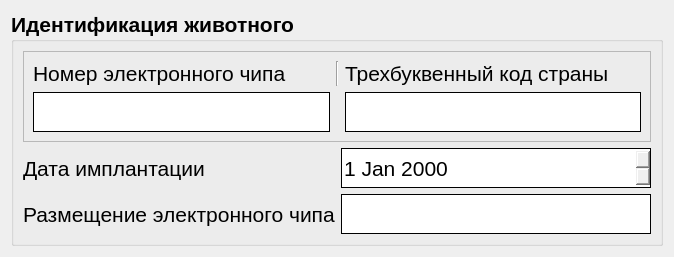
The window that vet/vetclient/src/ui/chip.ui (Painted-Black/BMSTU-DB-CourseWork) describes before a commit, drawn with Qt 5.
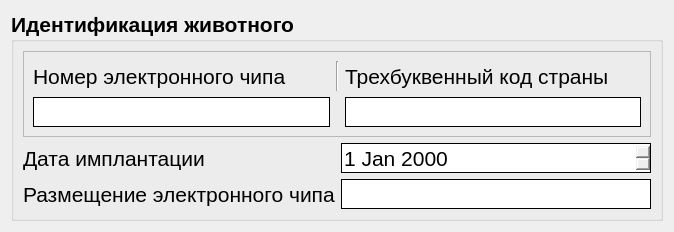
The same window after the commit.

The edit to the form file:
```diff
--- a/vet/vetclient/src/ui/chip.ui
+++ b/vet/vetclient/src/ui/chip.ui
@@ -7,7 +7,7 @@
     <x>0</x>
     <y>0</y>
     <width>674</width>
-    <height>253</height>
+    <height>228</height>
    </rect>
   </property>
   <property name="windowTitle">
@@ -32,7 +32,7 @@
         <property name="minimumSize">
          <size>
           <width>0</width>
-          <height>40</height>
+          <height>30</height>
          </size>
         </property>
         <property name="font">
@@ -58,7 +58,7 @@
         <property name="minimumSize">
          <size>
           <width>0</width>
-          <height>40</height>
+          <height>30</height>
          </size>
         </property>
         <property name="font">
@@ -81,6 +81,12 @@
       </item>
       <item row="2" column="0">
        <widget class="QLabel" name="location_label">
+        <property name="minimumSize">
+         <size>
+          <width>0</width>
+          <height>30</height>
+         </size>
+        </property>
         <property name="font">
          <font>
           <weight>50</weight>
@@ -94,6 +100,12 @@
       </item>
       <item row="1" column="0">
        <widget class="QLabel" name="date_label">
+        <property name="minimumSize">
+         <size>
+          <width>0</width>
+          <height>30</height>
+         </size>
+        </property>
         <property name="font">
          <font>
           <weight>50</weight>
@@ -119,7 +131,7 @@
            <property name="minimumSize">
             <size>
              <width>0</width>
-             <height>40</height>
+             <height>30</height>
             </size>
            </property>
            <property name="font">
@@ -142,6 +154,12 @@
          </item>
          <item row="0" column="0">
           <widget class="QLabel" name="num_label">
+           <property name="minimumSize">
+            <size>
+             <width>0</width>
+             <height>30</height>
+            </size>
+           </property>
            <property name="font">
             <font>
              <weight>50</weight>
@@ -155,6 +173,12 @@
          </item>
          <item row="0" column="2">
           <widget class="QLabel" name="country_label">
+           <property name="minimumSize">
+            <size>
+             <width>0</width>
+             <height>30</height>
+            </size>
+           </property>
            <property name="font">
             <font>
              <weight>50</weight>
@@ -171,7 +195,7 @@
            <property name="minimumSize">
             <size>
              <width>0</width>
-             <height>40</height>
+             <height>30</height>
             </size>
            </property>
            <property name="font">
```
Left out of the diff: 6 changed lines with no effect on the pictures.
